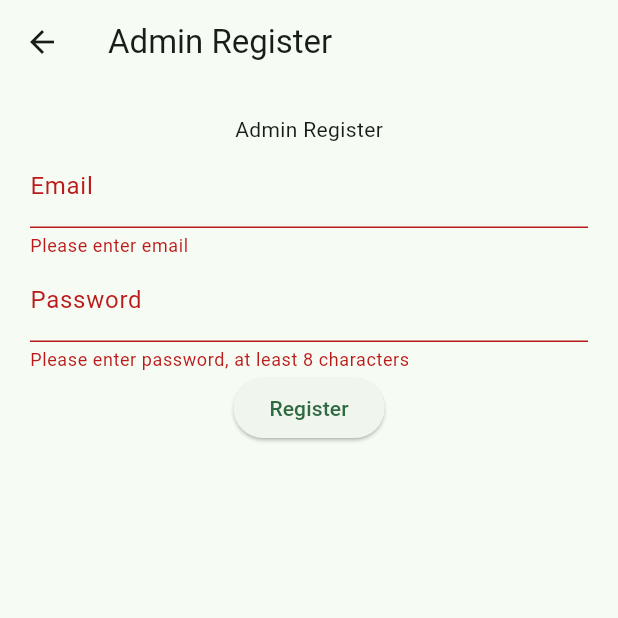
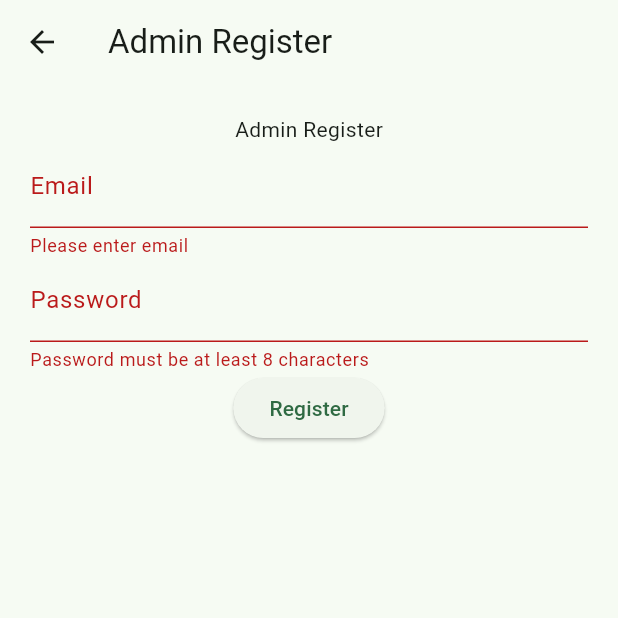
Before and after one commit to koloyyee/i_can_fly, a Flutter app: the AdminRegisterPage screen opened by its route, after a tap on "Register", on a phone screen of 412 x 824 dp, the top half of it. Run offline on Flutter 3.47's test engine with Material 3 defaults, Android fonts, the phone set to English and light mode, and no system bars; our stand-ins replace floor, fluttertoast, shared_preferences, sqflite; missing offline and left inert: encrypted_shared_preferences; accounts and stored records are empty; generated files the repository leaves out were written again.

Commit message:
update: translation for register and login for admin

```diff
--- a/lib/page/admin/admin_reg.dart
+++ b/lib/page/admin/admin_reg.dart
@@ -1,8 +1,11 @@
 import 'package:encrypted_shared_preferences/encrypted_shared_preferences.dart';
+import 'package:flutter/foundation.dart';
 import 'package:flutter/material.dart';
 import 'package:i_can_fly/dao/admin_dao.dart';
 import 'package:i_can_fly/db/database.dart';
 import 'package:i_can_fly/entity/admin.dart';
+import 'package:i_can_fly/utils/helpers.dart';
+import 'package:path/path.dart';
 
 /// A StatefulWidget that represents the admin register page.
 /// Instance of [EncryptedSharedPreferences] for securely storing and retrieving data.
@@ -43,7 +46,7 @@ class _AdminRegisterPageState extends State<AdminRegisterPage> {
   Widget build(BuildContext context) {
     return Scaffold(
       appBar: AppBar(
-        title: const Text("Admin Register"),
+        title: Text(lookupTranslate(context, "admin_register")),
       ),
       body: SingleChildScrollView(
         child: Padding(
@@ -53,21 +56,21 @@ class _AdminRegisterPageState extends State<AdminRegisterPage> {
             child: Column(
               mainAxisAlignment: MainAxisAlignment.spaceEvenly,
               children: [
-                const Text("Admin Register"),
+                Text(lookupTranslate(context, "admin_register")),
                 TextFormField(
                   controller: _emailController,
-                  decoration: const InputDecoration(
-                    labelText: "Email",
+                  decoration: InputDecoration(
+                    labelText: lookupTranslate(context, "email"),
                   ),
                   validator: (value) {
                     if (value == null || value.isEmpty) {
-                      return "Please enter email";
+                      return lookupTranslate(context, "please_enter_email");
                     }
                     String pattern =
                         r'^[a-zA-Z0-9._%+-]+@[a-zA-Z0-9.-]+\.[a-zA-Z]{2,}$';
                     RegExp regex = RegExp(pattern);
                     if (!regex.hasMatch(value)) {
-                      return "Please enter a valid email address";
+                      return lookupTranslate(context, "invalid_email_or_password");
                     }
                     return null;
                   },
@@ -75,12 +78,12 @@ class _AdminRegisterPageState extends State<AdminRegisterPage> {
                 TextFormField(
                   controller: _passwordController,
                   obscureText: true,
-                  decoration: const InputDecoration(
-                    labelText: "Password",
+                  decoration: InputDecoration(
+                    labelText: lookupTranslate(context, "password"),
                   ),
                   validator: (value) {
                     if (value == null || value.isEmpty || value.length < 8) {
-                      return "Please enter password, at least 8 characters";
+                      return lookupTranslate(context, "password_min_length");
                     }
                     return null;
                   },
@@ -99,7 +102,7 @@ class _AdminRegisterPageState extends State<AdminRegisterPage> {
                           Navigator.pushNamed(context, "/admin-login");
                     }
                   },
-                  child: const Text("Register"),
+                  child: Text(lookupTranslate(context, "register")),
                 ),
               ],
             ),
--- a/lib/page/flight/edit_flight_page.dart
+++ b/lib/page/flight/edit_flight_page.dart
@@ -2,6 +2,7 @@ import 'package:flutter/material.dart';
 import 'package:i_can_fly/dao/flight_dao.dart';
 import 'package:i_can_fly/db/database.dart';
 import 'package:i_can_fly/entity/flight.dart';
+import 'package:i_can_fly/utils/app_localizations.dart';
 import 'package:i_can_fly/utils/theme_color.dart';
 import 'package:intl/intl.dart';
 
@@ -130,9 +131,10 @@ class _EditFlightPageState extends State<EditFlightPage> {
   Widget build(BuildContext context) {
     return Scaffold(
       appBar: AppBar(
-        title: const Text(
+        title: Text(
+          AppLocalizations.of(context)?.translate("update_the_flight") ??
           "Update the Flight!",
-          style: TextStyle(color: Colors.white),
+          style: const TextStyle(color: Colors.white),
         ),
         backgroundColor: Color(CTColor.Teal.colorValue),
         // leading: IconButton( icon: Icon(Icons.arrow_back),
--- a/lib/page/flight/view_flights_list.dart
+++ b/lib/page/flight/view_flights_list.dart
@@ -30,6 +30,10 @@ class _ViewFlightsListState extends State<ViewFlightsList> {
   void initState() {
     super.initState();
     fetchFlights();
+  }
+  @override
+  void dispose() {
+    super.dispose();
   }
 
   void fetchFlights() {
--- /dev/null
+++ b/lib/utils/helpers.dart
@@ -0,0 +1,21 @@
+import 'package:flutter/material.dart';
+import 'package:i_can_fly/utils/app_localizations.dart';
+
+String capitalizedWord(String word) {
+  return word[0].toUpperCase() + word.substring(1);
+}
+
+String snakeToCapitalize(String snake_case) {
+  return snake_case.split("_").map((word) {
+    if (word.isEmpty) return word;
+    return capitalizedWord(word);
+  }).join(" ");
+}
+
+String lookupTranslate(BuildContext context, String translateKey) {
+  if (translateKey.isEmpty) return translateKey;
+  String? translated = AppLocalizations.of(context)?.translate(translateKey.toLowerCase());
+  return translateKey.contains("_")
+      ? translated ?? snakeToCapitalize(translateKey)
+      : translated ?? capitalizedWord(translateKey);
+}
```
Also changed, not shown: assets/translations/en.json (+10 -1 lines), assets/translations/es.json (+10 -1 lines), lib/page/admin/admin_login.dart (+39 -19 lines), 2 other files.
